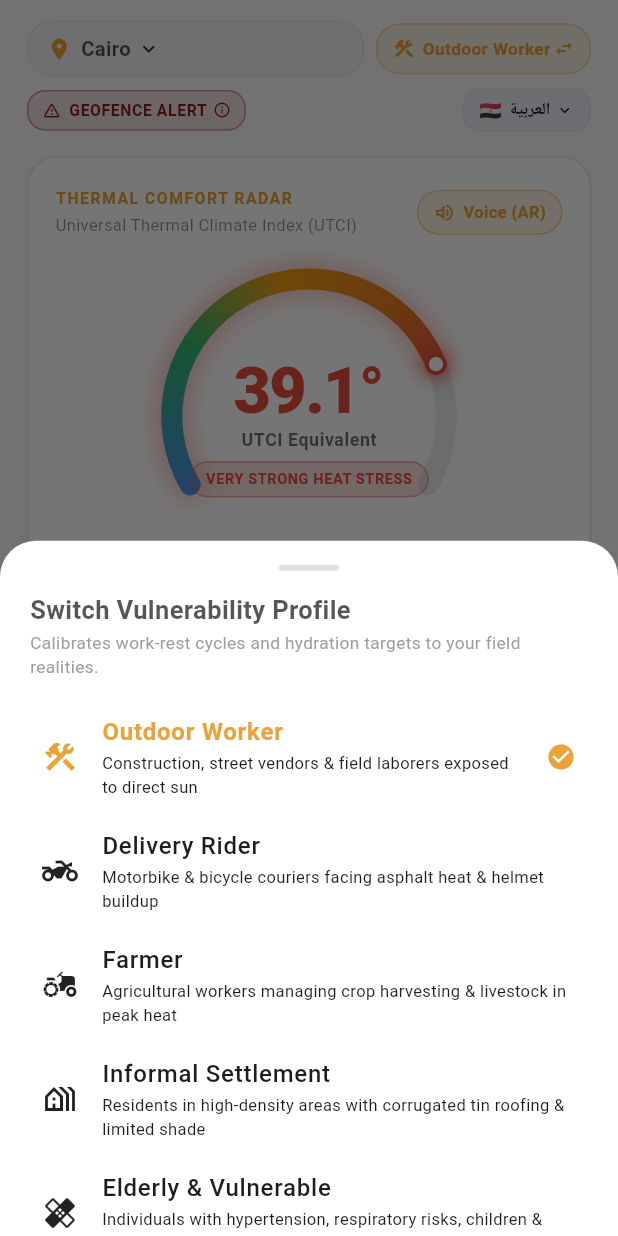
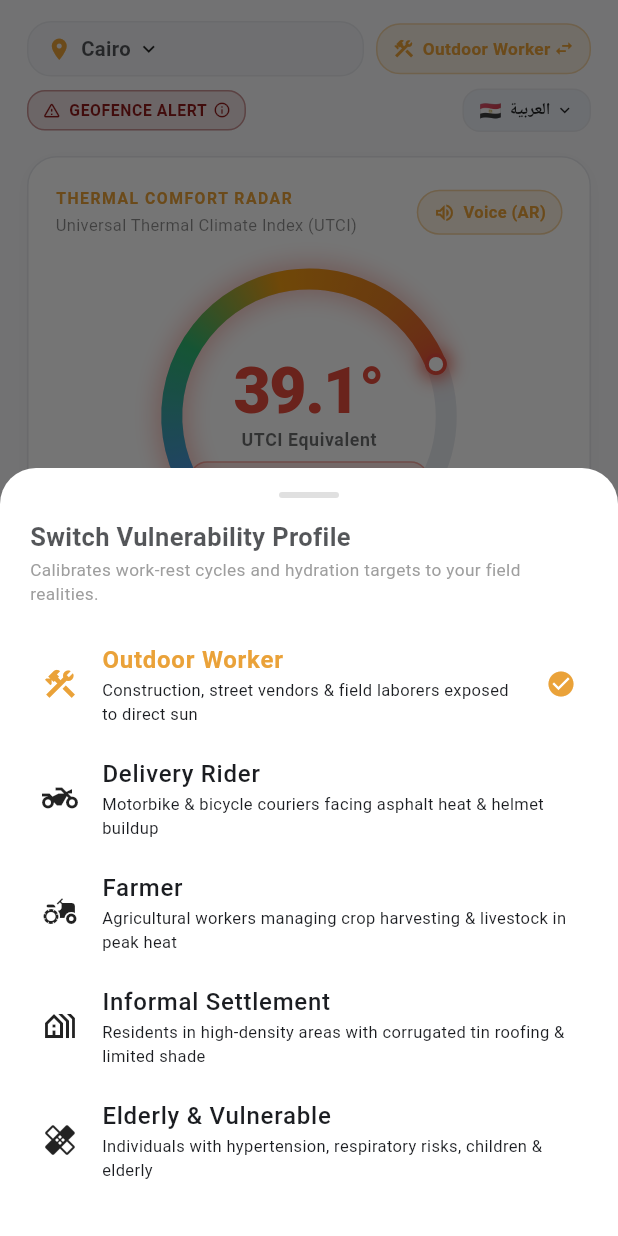
Before and after one commit to Mansoor-Ahmed-Butt/UTCI_ALERT, a Flutter app: the screen it shows after launch, after a tap on "Outdoor Worker", on a phone screen of 412 x 824 dp. Run offline on Flutter 3.47's test engine with Material 3 defaults, Android fonts, the phone set to English and light mode, and no system bars; our stand-ins replace dio, firebase_auth, firebase_core, firebase_messaging, flutter_dotenv, flutter_tts and 5 more; accounts and stored records are empty; network calls fail.

Commit message:
few changes

```diff
--- a/lib/presentation/screens/dashboard/dashboard_screen.dart
+++ b/lib/presentation/screens/dashboard/dashboard_screen.dart
@@ -927,12 +927,17 @@ class DashboardScreen extends GetView<DashboardController> {
 
   void _openLanguageSelector(BuildContext context) {
     final isDark = Theme.of(context).brightness == Brightness.dark;
+    const languages = NativeLanguageService.supportedLanguages;
 
     showModalBottomSheet(
       context: context,
+      isScrollControlled: true,
       backgroundColor: Colors.transparent,
       builder: (sheetContext) {
         return Container(
+          constraints: BoxConstraints(
+            maxHeight: MediaQuery.of(sheetContext).size.height * 0.75,
+          ),
           padding: const EdgeInsets.symmetric(horizontal: 20, vertical: 16),
           decoration: BoxDecoration(
             color: isDark ? const Color(0xFF151922) : Colors.white,
@@ -963,7 +968,12 @@ class DashboardScreen extends GetView<DashboardController> {
                 style: TextStyle(fontSize: 11.5, color: Colors.grey),
               ),
               const SizedBox(height: 14),
-              ...NativeLanguageService.supportedLanguages.map((lang) {
+              Flexible(
+                child: ListView.builder(
+                  shrinkWrap: true,
+                  itemCount: languages.length,
+                  itemBuilder: (context, index) {
+                    final lang = languages[index];
                     final isSelected = controller.nativeLanguage.value.code == lang.code;
                     return ListTile(
                       contentPadding: const EdgeInsets.symmetric(horizontal: 8, vertical: 2),
@@ -987,7 +997,9 @@ class DashboardScreen extends GetView<DashboardController> {
                         Navigator.pop(sheetContext);
                       },
                     );
-              }),
+                  },
+                ),
+              ),
               const SizedBox(height: 10),
             ],
           ),
@@ -997,12 +1009,18 @@ class DashboardScreen extends GetView<DashboardController> {
   }
 
   void _openProfileSelector(BuildContext context) {
+    const roles = UserRole.values;
+
     showModalBottomSheet(
       context: context,
+      isScrollControlled: true,
       backgroundColor: Colors.transparent,
       builder: (sheetContext) {
         final isDark = Theme.of(sheetContext).brightness == Brightness.dark;
         return Container(
+          constraints: BoxConstraints(
+            maxHeight: MediaQuery.of(sheetContext).size.height * 0.75,
+          ),
           padding: const EdgeInsets.symmetric(horizontal: 20, vertical: 16),
           decoration: BoxDecoration(
             color: isDark ? const Color(0xFF151922) : Colors.white,
@@ -1033,8 +1051,12 @@ class DashboardScreen extends GetView<DashboardController> {
                 style: TextStyle(fontSize: 11.5, color: Colors.grey),
               ),
               const SizedBox(height: 14),
-              ...UserRole.values.map(
-                (role) {
+              Flexible(
+                child: ListView.builder(
+                  shrinkWrap: true,
+                  itemCount: roles.length,
+                  itemBuilder: (context, index) {
+                    final role = roles[index];
                     final isSelected = controller.activeRole.value == role;
                     return ListTile(
                       contentPadding: const EdgeInsets.symmetric(horizontal: 8, vertical: 2),
@@ -1060,6 +1082,7 @@ class DashboardScreen extends GetView<DashboardController> {
                     );
                   },
                 ),
+              ),
               const SizedBox(height: 10),
             ],
           ),
```
Lines whose indentation alone changed are shown as unchanged.
